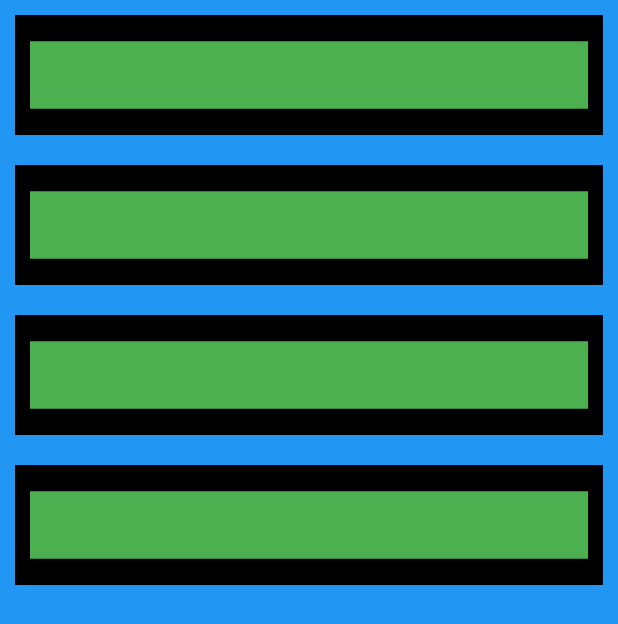
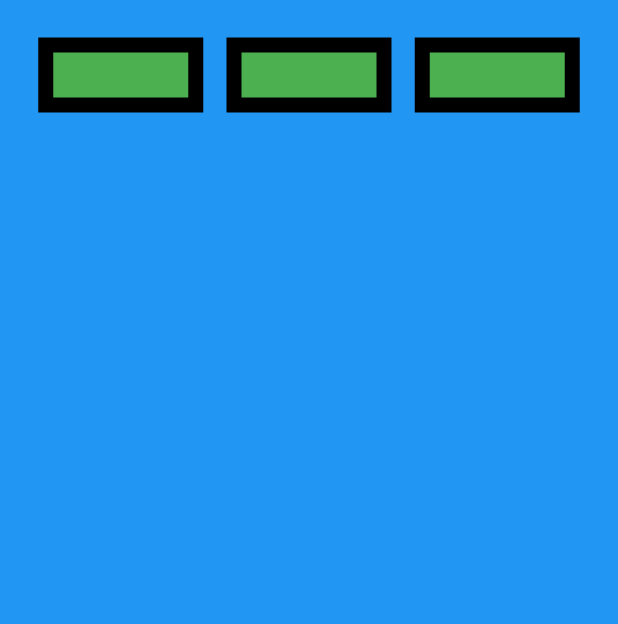
Before and after one commit to Akmal0906/project_16, a Flutter app: the screen it shows after launch, on a phone screen of 412 x 824 dp. Shown: the top 624 px of the screen. Run offline on Flutter 3.47's test engine with Material 2 defaults, Android fonts, the phone set to English and light mode, and no system bars.

Commit message:
new Page

```diff
--- a/lib/main.dart
+++ b/lib/main.dart
@@ -16,7 +16,7 @@ class MyApp extends StatelessWidget {
 
         primarySwatch: Colors.blue,
       ),
-      home: HomePage(),
+      home: DetailPage(),
       routes: {
         HomePage.id:(context)=>HomePage(),
         DetailPage.id:(context)=>DetailPage()
--- a/lib/pages/detail_page.dart
+++ b/lib/pages/detail_page.dart
@@ -1,6 +1,7 @@
 import 'package:flutter/material.dart';
+
 class DetailPage extends StatefulWidget {
-  static final String id='detail_page';
+  static final String id = 'detail_page';
 
   @override
   State<DetailPage> createState() => _DetailPageState();
@@ -10,8 +11,59 @@ class _DetailPageState extends State<DetailPage> {
   @override
   Widget build(BuildContext context) {
     return Scaffold(
-      body: Center(
-        child: Text('welcome to the DetailPage'),
+      body: Container(
+        color: Colors.blue,
+        child: Column(
+          // mainAxisAlignment: MainAxisAlignment.start,
+          // crossAxisAlignment: CrossAxisAlignment.end,
+          children: [
+            Container(
+              padding: EdgeInsets.all(10),
+              color: Colors.blue,
+              height: 100,
+              child: Row(
+                mainAxisAlignment: MainAxisAlignment.spaceEvenly,
+                children: [
+                  Container(
+                    padding: EdgeInsets.all(10),
+                    height: 50,
+                    width: 110,
+                    color: Colors.black,
+                    child: Container(
+                      width: 100,
+                      height: 50,
+                      color: Colors.green,
+                    ),
+                  ),
+                  Container(
+                    padding: EdgeInsets.all(10),
+                    color: Colors.black,
+                    height: 50,
+                    width: 110,
+                    child: Container(
+                      child: Container(
+                        color: Colors.green,
+                        width: 100,
+                        height: 50,
+                      ),
+                    ),
+                  ),
+                  Container(
+                    padding: EdgeInsets.all(10),
+                    color: Colors.black,
+                    width: 110,
+                    height: 50,
+                    child: Container(
+                      width: 50,
+                      height: 100,
+                      color: Colors.green,
+                    ),
+                  ),
+                ],
+              ),
+            ),
+          ],
+        ),
       ),
     );
   }
--- a/lib/pages/home_page.dart
+++ b/lib/pages/home_page.dart
@@ -80,7 +80,8 @@ class _HomePageState extends State<HomePage> {
             ),
             Container(
               color: Colors.blue,
-              padding: EdgeInsets.all(10),
+              padding:
+              EdgeInsets.all(10),
               child: Container(
                 padding: EdgeInsets.all(10),
                 height: 80,
```
